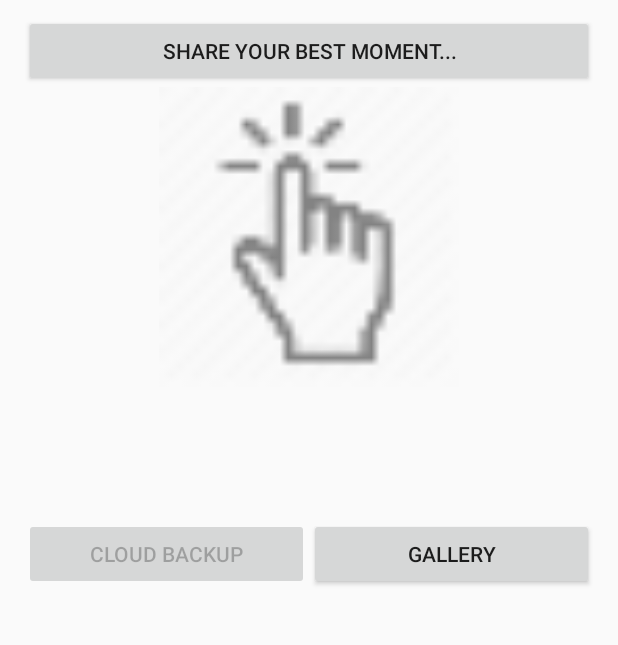
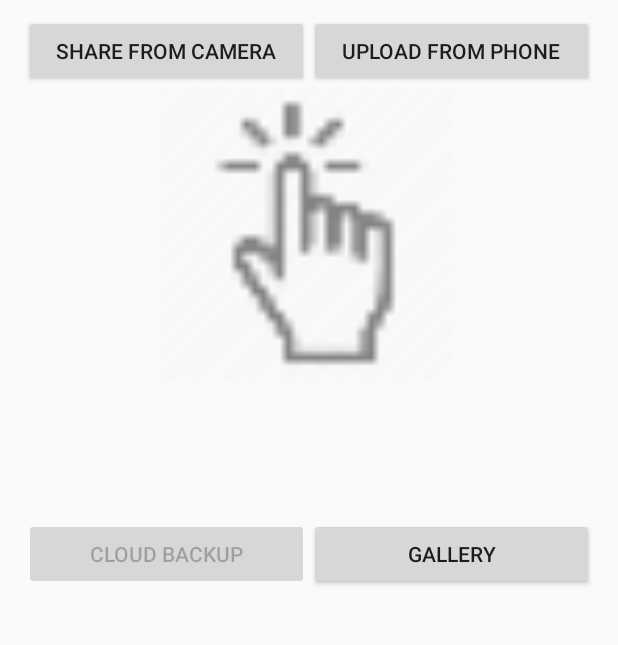
Before and after one commit to gagupt/Click, an Android app: the screen it shows after launch (MainActivity), on a phone screen of 412 x 824 dp, the part 256-901 px from its top. Run offline under Robolectric (Android 15) with nearby library versions, the phone set to English and light mode, and no system bars; our stand-ins replace Volley; libraries missing offline, so code that uses them is left out: com.nostra13.universalimageloader; 2 statements that could not run were skipped.

Commit message:
Adding image upload from phone

```diff
--- a/app/src/main/res/layout/activity_main.xml
+++ b/app/src/main/res/layout/activity_main.xml
@@ -27,8 +27,18 @@
             android:layout_height="wrap_content"
             android:layout_weight="0.65"
             android:layout_marginTop="10dp"
-            android:text="Share your best moment..."
+            android:text="Share from Camera"
             />
+
+        <Button
+            android:id="@+id/upload_btn"
+            android:layout_width="0dp"
+            android:layout_height="wrap_content"
+            android:layout_weight="0.65"
+            android:layout_marginTop="10dp"
+            android:text="Upload from phone"
+            />
+
     </LinearLayout>
 
 
```
Also changed, not shown: app/src/main/java/com/example/gaurav/myapplication/MainActivity.java (+78 -4 lines).
